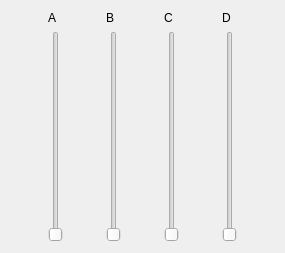
Old version of the form client/ui/motorswidget.ui in the repository greghaynes/BeagleDrone.
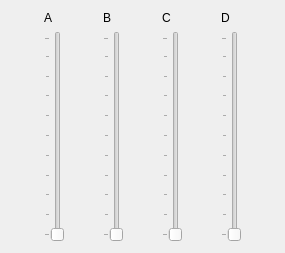
New version of the form.

Commit message: Added ticks to motors widget, added group box for gimbal

Diff of the .ui file:
```diff
--- a/client/ui/motorswidget.ui
+++ b/client/ui/motorswidget.ui
@@ -28,6 +28,9 @@
        <property name="orientation">
         <enum>Qt::Vertical</enum>
        </property>
+       <property name="tickPosition">
+        <enum>QSlider::TicksAbove</enum>
+       </property>
       </widget>
      </item>
     </layout>
@@ -46,6 +49,9 @@
        <property name="orientation">
         <enum>Qt::Vertical</enum>
        </property>
+       <property name="tickPosition">
+        <enum>QSlider::TicksAbove</enum>
+       </property>
       </widget>
      </item>
     </layout>
@@ -64,6 +70,9 @@
        <property name="orientation">
         <enum>Qt::Vertical</enum>
        </property>
+       <property name="tickPosition">
+        <enum>QSlider::TicksAbove</enum>
+       </property>
       </widget>
      </item>
     </layout>
@@ -82,6 +91,9 @@
        <property name="orientation">
         <enum>Qt::Vertical</enum>
        </property>
+       <property name="tickPosition">
+        <enum>QSlider::TicksAbove</enum>
+       </property>
       </widget>
      </item>
     </layout>
```
The commit also changes 1 other file.
